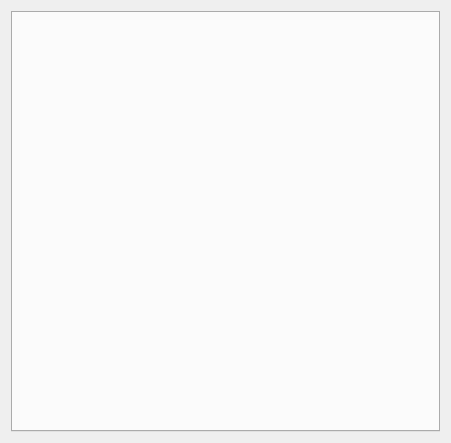
Before: the Qt Designer form src/gui/memory/mcumonitor.ui in Arcachofo/SimulIDE-dev, drawn with Qt 5.
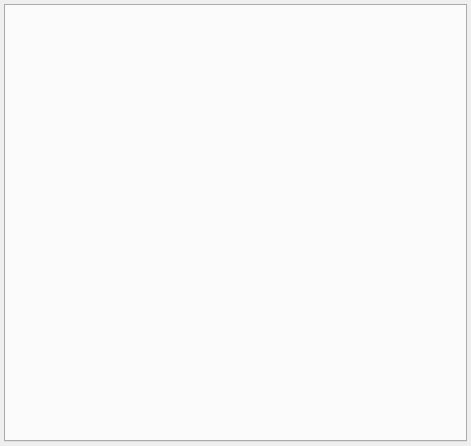
After: the same form once the commit is applied.

The edit to the form file:
```diff
--- a/src/gui/memory/mcumonitor.ui
+++ b/src/gui/memory/mcumonitor.ui
@@ -6,14 +6,26 @@
    <rect>
     <x>0</x>
     <y>0</y>
-    <width>451</width>
-    <height>443</height>
+    <width>471</width>
+    <height>446</height>
    </rect>
   </property>
   <property name="windowTitle">
    <string>Dialog</string>
   </property>
   <layout class="QVBoxLayout" name="verticalLayout">
+   <property name="leftMargin">
+    <number>4</number>
+   </property>
+   <property name="topMargin">
+    <number>4</number>
+   </property>
+   <property name="rightMargin">
+    <number>4</number>
+   </property>
+   <property name="bottomMargin">
+    <number>4</number>
+   </property>
    <item>
     <layout class="QHBoxLayout" name="horizontalLayout" stretch="">
      <property name="sizeConstraint">
```
Left out of the diff: 2 changed lines with no effect on the pictures.
